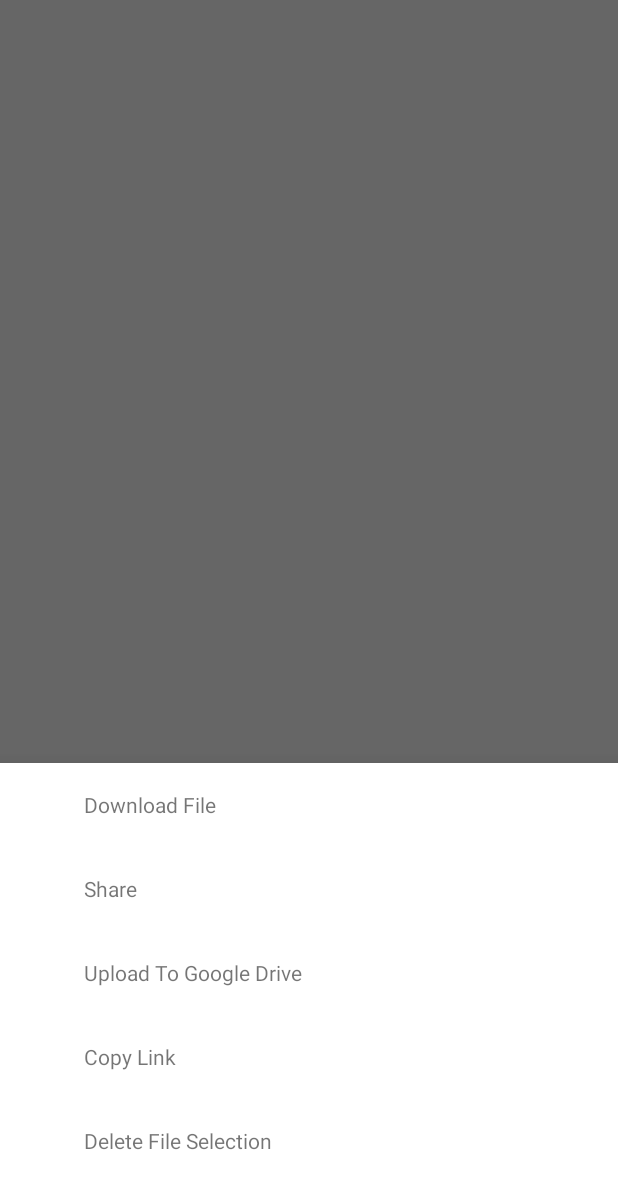
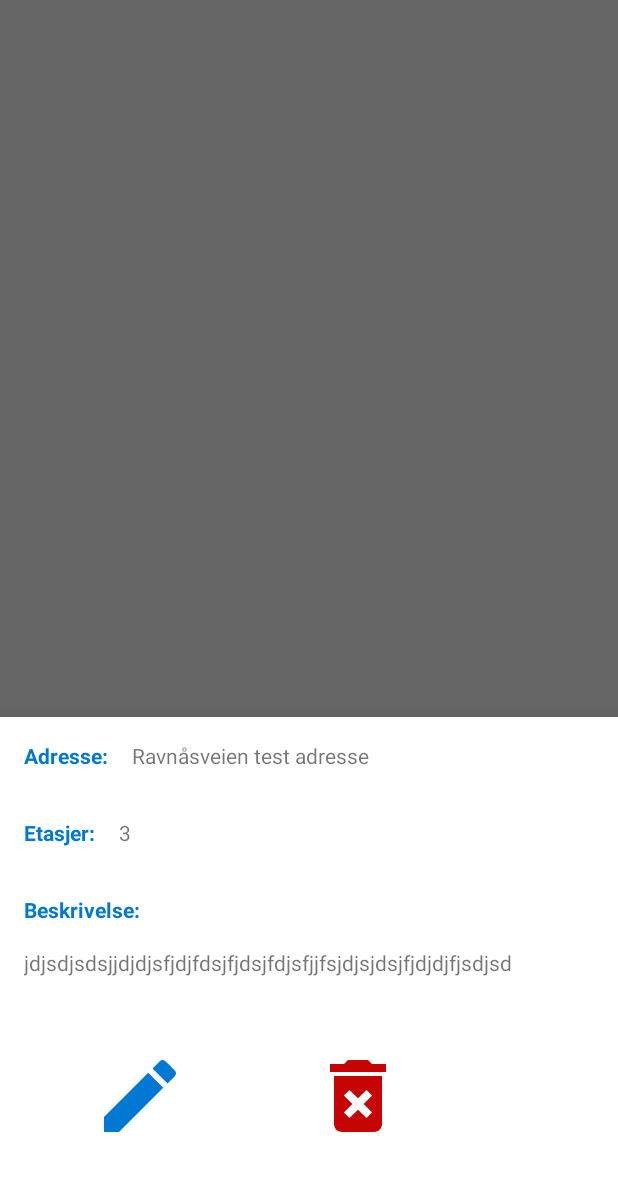
Before and after one commit to suhail0310000/Mappeinnlevering3_apputvikling, an Android app: the fragment DisplayBottomFragment placed in its activity, on a phone screen of 412 x 824 dp, the part 53-1236 px from its top. Run offline under Robolectric (Android 15) with nearby library versions, the phone set to English and light mode, and no system bars.

Commit message:
fixed design for both fragments

```diff
--- a/app/src/main/java/com/example/mappeinnlevering3_s341868/MapsActivity.java
+++ b/app/src/main/java/com/example/mappeinnlevering3_s341868/MapsActivity.java
@@ -239,8 +239,8 @@ public class MapsActivity extends FragmentActivity implements OnMapReadyCallback
             //textView.setText(ss);
             Log.d("", ss);
             displayMarker();
-            //visInfoFragment();
-            visRegFragment();
+            visInfoFragment();
+            //visRegFragment();
             /*String retur = "";
             try{
                 JSONArray mat=new JSONArray(ss);
--- /dev/null
+++ b/app/src/main/res/drawable/ic_baseline_delete_forever_24.xml
@@ -0,0 +1,5 @@
+<vector android:height="24dp" android:tint="#C60404"
+    android:viewportHeight="24" android:viewportWidth="24"
+    android:width="24dp" xmlns:android="http://schemas.android.com/apk/res/android">
+    <path android:fillColor="@android:color/white" android:pathData="M6,19c0,1.1 0.9,2 2,2h8c1.1,0 2,-0.9 2,-2L18,7L6,7v12zM8.46,11.88l1.41,-1.41L12,12.59l2.12,-2.12 1.41,1.41L13.41,14l2.12,2.12 -1.41,1.41L12,15.41l-2.12,2.12 -1.41,-1.41L10.59,14l-2.13,-2.12zM15.5,4l-1,-1h-5l-1,1L5,4v2h14L19,4z"/>
+</vector>
--- /dev/null
+++ b/app/src/main/res/drawable/ic_baseline_mode_edit_24.xml
@@ -0,0 +1,5 @@
+<vector android:height="24dp" android:tint="#0078d4"
+    android:viewportHeight="24" android:viewportWidth="24"
+    android:width="24dp" xmlns:android="http://schemas.android.com/apk/res/android">
+    <path android:fillColor="@android:color/white" android:pathData="M3,17.25V21h3.75L17.81,9.94l-3.75,-3.75L3,17.25zM20.71,7.04c0.39,-0.39 0.39,-1.02 0,-1.41l-2.34,-2.34c-0.39,-0.39 -1.02,-0.39 -1.41,0l-1.83,1.83 3.75,3.75 1.83,-1.83z"/>
+</vector>
--- a/app/src/main/res/layout/fragment_bottominfo.xml
+++ b/app/src/main/res/layout/fragment_bottominfo.xml
@@ -12,17 +12,30 @@
         android:background="?android:attr/selectableItemBackground"
         android:padding="8dp">
 
-        <ImageView
-            android:layout_width="24dp"
-            android:layout_height="24dp"
-            android:layout_margin="8dp"/>
 
         <TextView
             android:layout_width="wrap_content"
             android:layout_height="wrap_content"
-            android:text="Download File"
+            android:text="Adresse:"
+            android:textStyle="bold"
+            android:textColor="@color/blue"
             android:layout_gravity="center_vertical"
             android:padding="8dp"/>
+        <!--<TextView
+            android:layout_width="wrap_content"
+            android:layout_height="wrap_content"
+            android:textStyle="bold"
+            android:textSize="30sp"
+            android:padding="8dp"
+            android:text="@string/txt_header">
+        </TextView>-->
+
+        <TextView
+            android:layout_width="wrap_content"
+            android:layout_height="wrap_content"
+            android:text="Ravnåsveien test adresse"
+            android:layout_gravity="center_vertical"
+            android:padding="8dp" />
     </LinearLayout>
 
     <LinearLayout
@@ -33,37 +46,48 @@
         android:background="?android:attr/selectableItemBackground"
         android:padding="8dp">
 
-        <ImageView
-            android:layout_width="24dp"
-            android:layout_height="24dp"
-            android:layout_margin="8dp"/>
 
         <TextView
             android:layout_width="wrap_content"
             android:layout_height="wrap_content"
-            android:text="Share"
+            android:text="Etasjer:"
+            android:textStyle="bold"
+            android:textColor="@color/blue"
             android:layout_gravity="center_vertical"
-            android:padding="8dp"/>
+            android:padding="8dp"
+            />
+
+        <TextView
+            android:layout_width="wrap_content"
+            android:layout_height="wrap_content"
+            android:text="3"
+            android:layout_gravity="center_vertical"
+            android:padding="8dp"
+            />
 
     </LinearLayout>
 
     <LinearLayout
         android:layout_width="match_parent"
         android:layout_height="wrap_content"
-        android:orientation="horizontal"
+        android:orientation="vertical"
         android:id="@+id/uploadLinearLaySout"
         android:background="?android:attr/selectableItemBackground"
         android:padding="8dp">
 
-        <ImageView
-            android:layout_width="24dp"
-            android:layout_height="24dp"
-            android:layout_margin="8dp"/>
+        <TextView
+            android:layout_width="wrap_content"
+            android:layout_height="wrap_content"
+            android:text="Beskrivelse:"
+            android:textStyle="bold"
+            android:textColor="@color/blue"
+            android:layout_gravity="center_vertical"
+            android:padding="8dp"/>
 
         <TextView
             android:layout_width="wrap_content"
             android:layout_height="wrap_content"
-            android:text="Upload To Google Drive"
+            android:text="jdjsdjsdsjjdjdjsfjdjfdsjfjdsjfdjsfjjfsjdjsjdsjfjdjdjfjsdjsd"
             android:layout_gravity="center_vertical"
             android:padding="8dp"/>
     </LinearLayout>
@@ -72,41 +96,46 @@
         android:layout_width="match_parent"
         android:layout_height="wrap_content"
         android:orientation="horizontal"
-        android:id="@+id/copyLinearLayout"
+        android:id="@+id/deletee"
         android:background="?android:attr/selectableItemBackground"
-        android:padding="8dp">
+        android:padding="8dp"
+        android:layout_marginBottom="10dp"
+        android:layout_marginTop="15dp">
 
         <ImageView
-            android:layout_width="24dp"
-            android:layout_height="24dp"
-            android:layout_margin="8dp"/>
-
-        <TextView
-            android:layout_width="wrap_content"
-            android:layout_height="wrap_content"
-            android:text="Copy Link"
+            android:layout_width="120dp"
+            android:layout_height="80dp"
+            android:text="Slett"
+            android:src="@drawable/ic_baseline_mode_edit_24"
             android:layout_gravity="center_vertical"
-            android:padding="8dp"/>
-    </LinearLayout>
-
-    <LinearLayout
-        android:layout_width="match_parent"
-        android:layout_height="wrap_content"
-        android:orientation="horizontal"
-        android:id="@+id/delete"
-        android:background="?android:attr/selectableItemBackground"
-        android:padding="8dp">
+            android:layout_marginLeft="25dp"
+            android:padding="8dp"></ImageView>
 
         <ImageView
-            android:layout_width="24dp"
-            android:layout_height="24dp"
-            android:layout_margin="8dp"/>
+            android:layout_width="120dp"
+            android:layout_height="80dp"
+            android:text="Slett"
+            android:src="@drawable/ic_baseline_delete_forever_24"
+            android:layout_gravity="center_vertical"
+            android:layout_marginLeft="25dp"
+            android:padding="8dp"></ImageView>
 
-        <TextView
-            android:layout_width="wrap_content"
+
+        <!--<Button
+            android:layout_width="120dp"
+            android:layout_height="wrap_content"
+            android:src="@drawable/ic_baseline_delete_forever_24"
+            android:layout_gravity="center_vertical"
+            android:layout_marginLeft="25dp"
+            android:padding="8dp"/>-->
+
+        <!--<Button
+            android:layout_width="120dp"
             android:layout_height="wrap_content"
             android:text="Delete File Selection"
+            android:src="@drawable/ic_baseline_delete_forever_24"
             android:layout_gravity="center_vertical"
-            android:padding="8dp"/>
+            android:padding="8dp"
+            android:layout_marginLeft="15dp"/>-->
     </LinearLayout>
 </LinearLayout>
--- a/app/src/main/res/layout/fragment_registrer.xml
+++ b/app/src/main/res/layout/fragment_registrer.xml
@@ -20,8 +20,8 @@
                 android:layout_width="match_parent"
                 android:layout_height="40dp"
                 android:textStyle="bold"
+                android:textColor="@color/blue"
                 android:textSize="30sp"
-                android:textColor="@color/blue"
                 android:layout_marginTop="20dp"
                 android:layout_marginLeft="20dp"
                 android:text="@string/txt_header">
```
